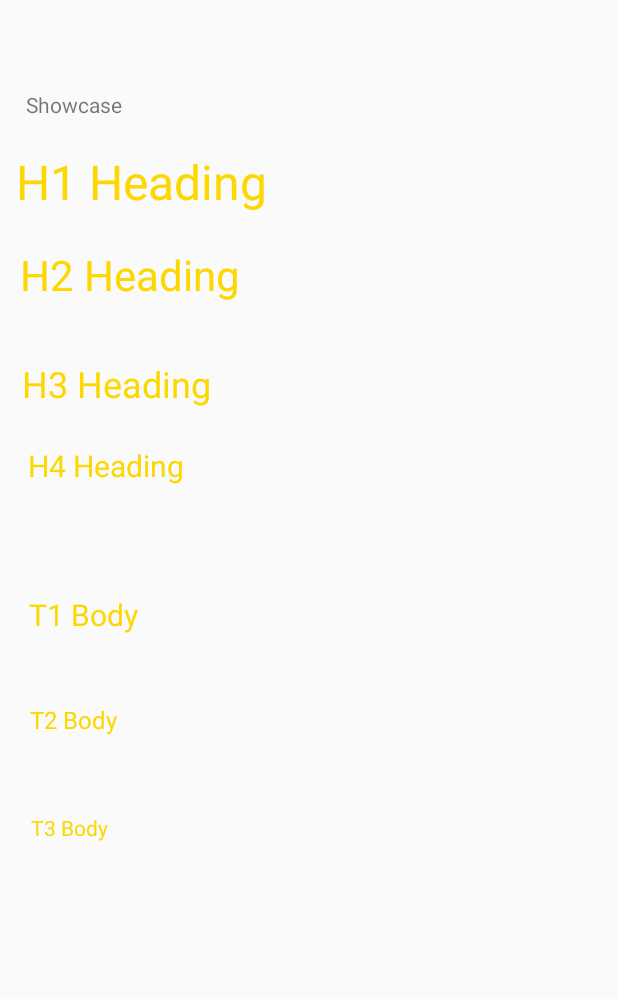
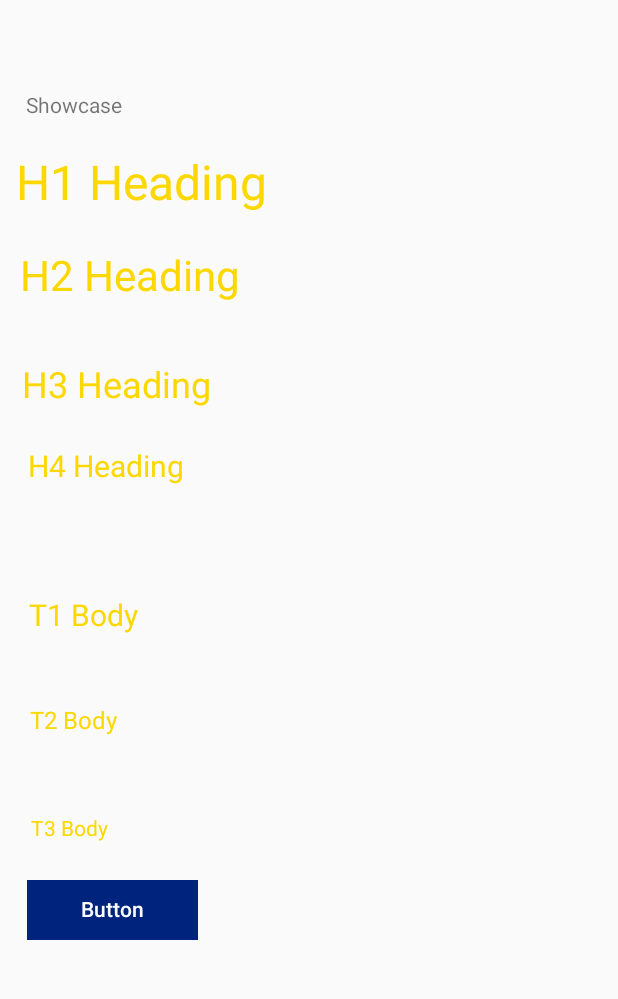
Before and after one commit to SandBoxDeveloper/theme-libary, an Android app: the screen it shows after launch (MainActivity), on a phone screen of 412 x 824 dp, the part 84-1083 px from its top. Run offline under Robolectric (Android 15) with nearby library versions, the phone set to English and light mode, and no system bars.

Commit message:
add theming for button

```diff
--- a/app/src/main/res/layout/activity_main.xml
+++ b/app/src/main/res/layout/activity_main.xml
@@ -106,4 +106,16 @@
         app:layout_constraintTop_toTopOf="parent"
         app:layout_constraintVertical_bias="0.743" />
 
+    <TextView
+        style="?attr/themeproject__themePrimaryButton"
+        android:layout_width="wrap_content"
+        android:layout_height="wrap_content"
+        android:text="@string/button_text"
+        app:layout_constraintBottom_toBottomOf="parent"
+        app:layout_constraintHorizontal_bias="0.048"
+        app:layout_constraintLeft_toLeftOf="parent"
+        app:layout_constraintRight_toRightOf="parent"
+        app:layout_constraintTop_toTopOf="parent"
+        app:layout_constraintVertical_bias="0.823" />
+
 </android.support.constraint.ConstraintLayout>
--- a/app/src/main/res/values/strings.xml
+++ b/app/src/main/res/values/strings.xml
@@ -11,4 +11,6 @@
     <string name="t2_body">T2 Body</string>
     <string name="t3_body">T3 Body</string>
 
+    <string name="button_text">Button</string>
+
 </resources>
--- /dev/null
+++ b/lib-ui-theme/src/main/res/drawable/themeproject__newproduct_button_blue_active.xml
@@ -0,0 +1,12 @@
+<?xml version="1.0" encoding="utf-8"?>
+<layer-list xmlns:android="http://schemas.android.com/apk/res/android">
+    <item
+        android:bottom="4dp"
+        android:left="4dp"
+        android:right="4dp"
+        android:top="4dp">
+        <shape android:shape="rectangle">
+            <solid android:color="@color/themeproject__union_blue" />
+        </shape>
+    </item>
+</layer-list>
--- /dev/null
+++ b/lib-ui-theme/src/main/res/drawable/themeproject__newproduct_button_blue_inactive.xml
@@ -0,0 +1,11 @@
+<layer-list xmlns:android="http://schemas.android.com/apk/res/android">
+    <item
+        android:bottom="4dp"
+        android:left="4dp"
+        android:right="4dp"
+        android:top="4dp">
+        <shape android:shape="rectangle">
+            <solid android:color="@color/themeproject__silver" />
+        </shape>
+    </item>
+</layer-list>
--- /dev/null
+++ b/lib-ui-theme/src/main/res/drawable/themeproject__newproduct_button_blue_tapped.xml
@@ -0,0 +1,18 @@
+<?xml version="1.0" encoding="utf-8"?>
+<layer-list xmlns:android="http://schemas.android.com/apk/res/android">
+    <item
+        android:bottom="4dp"
+        android:left="4dp"
+        android:right="4dp"
+        android:top="4dp">
+        <shape android:shape="rectangle">
+            <solid android:color="@color/themeproject__union_blue" />
+        </shape>
+    </item>
+
+    <item>
+        <shape android:shape="rectangle">
+            <solid android:color="@color/themeproject__union_blue_40" />
+        </shape>
+    </item>
+</layer-list>
--- /dev/null
+++ b/lib-ui-theme/src/main/res/drawable/themeproject__selector_button_primary.xml
@@ -0,0 +1,11 @@
+<?xml version="1.0" encoding="utf-8"?>
+<selector xmlns:android="http://schemas.android.com/apk/res/android" android:enterFadeDuration="@android:integer/config_shortAnimTime" android:exitFadeDuration="@android:integer/config_shortAnimTime">
+
+    <item android:drawable="@drawable/themeproject__standard_button_blue_inactive" android:state_enabled="false" />
+
+    <item android:drawable="@drawable/themeproject__standard_button_blue_tapped" android:state_pressed="true" />
+
+    <item android:drawable="@drawable/themeproject__standard_button_blue_active" android:state_focused="true" />
+
+    <item android:drawable="@drawable/themeproject__standard_button_blue_active" />
+</selector>
--- /dev/null
+++ b/lib-ui-theme/src/main/res/drawable/themeproject__selector_newproduct_button.xml
@@ -0,0 +1,11 @@
+<?xml version="1.0" encoding="utf-8"?>
+<selector xmlns:android="http://schemas.android.com/apk/res/android" android:enterFadeDuration="@android:integer/config_shortAnimTime" android:exitFadeDuration="@android:integer/config_shortAnimTime">
+
+    <item android:drawable="@drawable/themeproject__newproduct_button_blue_inactive" android:state_enabled="false" />
+
+    <item android:drawable="@drawable/themeproject__newproduct_button_blue_tapped" android:state_pressed="true" />
+
+    <item android:drawable="@drawable/themeproject__newproduct_button_blue_active" android:state_focused="true" />
+
+    <item android:drawable="@drawable/themeproject__newproduct_button_blue_active" />
+</selector>
--- /dev/null
+++ b/lib-ui-theme/src/main/res/drawable/themeproject__standard_button_blue_active.xml
@@ -0,0 +1,17 @@
+<?xml version="1.0" encoding="utf-8"?>
+<layer-list xmlns:android="http://schemas.android.com/apk/res/android">
+    <item>
+        <shape android:shape="rectangle">
+            <solid android:color="@color/themeproject__deep_cerulean" />
+            <corners android:radius="24dp" />
+            <padding
+                android:bottom="4dp"
+                android:left="4dp"
+                android:right="4dp"
+                android:top="4dp" />
+        </shape>
+    </item>
+
+    <item android:drawable="@drawable/themeproject__standard_button_blue_inner" />
+
+</layer-list>
--- /dev/null
+++ b/lib-ui-theme/src/main/res/drawable/themeproject__standard_button_blue_inactive.xml
@@ -0,0 +1,6 @@
+<?xml version="1.0" encoding="utf-8"?>
+<shape xmlns:android="http://schemas.android.com/apk/res/android"
+    android:shape="rectangle">
+    <corners android:radius="24dp" />
+    <solid android:color="@color/themeproject__silver" />
+</shape>
--- /dev/null
+++ b/lib-ui-theme/src/main/res/drawable/themeproject__standard_button_blue_inner.xml
@@ -0,0 +1,9 @@
+<?xml version="1.0" encoding="utf-8"?>
+<shape xmlns:android="http://schemas.android.com/apk/res/android"
+    android:shape="rectangle">
+    <corners android:radius="24dp" />
+    <solid android:color="@color/themeproject__deep_cerulean" />
+    <stroke
+        android:width="2dp"
+        android:color="@color/themeproject__deep_cerulean" />
+</shape>
--- /dev/null
+++ b/lib-ui-theme/src/main/res/drawable/themeproject__standard_button_blue_tapped.xml
@@ -0,0 +1,15 @@
+<?xml version="1.0" encoding="utf-8"?>
+<layer-list xmlns:android="http://schemas.android.com/apk/res/android">
+    <item>
+        <shape android:shape="rectangle">
+            <solid android:color="@color/themeproject__endeavour_40" />
+            <corners android:radius="24dp" />
+            <padding
+                android:bottom="4dp"
+                android:left="4dp"
+                android:right="4dp" />
+        </shape>
+    </item>
+
+    <item android:drawable="@drawable/themeproject__standard_button_blue_inner" />
+</layer-list>
--- a/lib-ui-theme/src/main/res/values/attrs.xml
+++ b/lib-ui-theme/src/main/res/values/attrs.xml
@@ -7,4 +7,7 @@
     <attr name="themeproject__themeToolbar" format="reference" />
     <attr name="themeproject__themeToolbarTitle" format="reference" />
 
+    <attr name="themeproject__themePrimaryButton" format="reference" />
+    <attr name="themeproject__themePrimaryButtonLarge" format="reference" />
+
 </resources>
--- a/lib-ui-theme/src/main/res/values/colors.xml
+++ b/lib-ui-theme/src/main/res/values/colors.xml
@@ -4,4 +4,10 @@
     <color name="themeproject__pink">#ff464b</color>
     <color name="themeproject__union_red">#cf142b</color>
     <color name="themeproject__school_bus_yellow">#fcd700</color>
+    <color name="themeproject__union_blue">#00247d</color>
+    <color name="themeproject__union_blue_40">#6600247d</color>
+    <color name="themeproject__silver">#CCCCCC</color>
+    <color name="themeproject__endeavour">#00539F</color>
+    <color name="themeproject__endeavour_40">#6700539F</color>
+    <color name="themeproject__deep_cerulean">#007EB3</color>
 </resources>
--- a/lib-ui-theme/src/main/res/values/styles.xml
+++ b/lib-ui-theme/src/main/res/values/styles.xml
@@ -54,4 +54,10 @@
         <item name="titleTextAppearance">@style/themeproject__Theme.Text.H4</item>
     </style>
 
+    <!-- *************************************************************************************** -->
+    <!-- BUTTON -->
+    <!-- *************************************************************************************** -->
+
+    <style name="themeproject__Theme.Button">
+    </style>
 </resources>
--- a/lib-ui-theme/src/main/res/values/theme_default.xml
+++ b/lib-ui-theme/src/main/res/values/theme_default.xml
@@ -1,7 +1,24 @@
-<resources>
+<resources xmlns:tools="http://schemas.android.com/tools">
     <style name="themeproject__Theme.Default">
         <item name="themeproject__themeName">@string/themeproject__default_theme_name</item>
         <item name="themeproject__themePrimaryColor">@color/themeproject__japanese_laurel</item>
         <item name="themeproject__themeTextColor">@color/themeproject__union_red</item>
+        <item name="themeproject__themePrimaryButton">@style/themeproject__Theme.Default.Button</item>
+    </style>
+
+    <style name="themeproject__Theme.Default.Button" parent="Widget.AppCompat.Button.Borderless">
+        <item name="android:layout_width">wrap_content</item>
+        <item name="android:layout_height">wrap_content</item>
+        <item name="android:textAllCaps">false</item>
+        <item name="android:textSize">@dimen/themeproject__text_t3</item>
+        <item name="android:importantForAccessibility">yes</item>
+        <item name="android:gravity">center</item>
+        <item name="android:background">@drawable/themeproject__selector_button_primary</item>
+        <item name="android:textColor">@android:color/white</item>
+        <item name="android:elevation" tools:targetApi="lollipop">0dp</item>
+        <item name="android:paddingStart">40dp</item>
+        <item name="android:paddingEnd">40dp</item>
+        <item name="android:paddingTop">7dp</item>
+        <item name="android:paddingBottom">9dp</item>
     </style>
 </resources>
--- a/lib-ui-theme/src/main/res/values/theme_newproduct.xml
+++ b/lib-ui-theme/src/main/res/values/theme_newproduct.xml
@@ -1,8 +1,27 @@
-<resources>
+<resources xmlns:tools="http://schemas.android.com/tools">
 
     <style name="themeproject__Theme.NewProduct">
         <item name="themeproject__themeName">@string/themeproject__newproduct_theme_name</item>
         <item name="themeproject__themePrimaryColor">@color/themeproject__pink</item>
         <item name="themeproject__themeTextColor">@color/themeproject__school_bus_yellow</item>
+        <item name="themeproject__themePrimaryButton">@style/themeproject__Theme.NewProduct.Button
+        </item>
+
+    </style>
+
+    <style name="themeproject__Theme.NewProduct.Button" parent="Widget.AppCompat.Button.Borderless">
+        <item name="android:layout_width">wrap_content</item>
+        <item name="android:layout_height">wrap_content</item>
+        <item name="android:textAllCaps">false</item>
+        <item name="android:textSize">@dimen/themeproject__text_t3</item>
+        <item name="android:importantForAccessibility">yes</item>
+        <item name="android:gravity">center</item>
+        <item name="android:background">@drawable/themeproject__selector_newproduct_button</item>
+        <item name="android:textColor">@android:color/white</item>
+        <item name="android:elevation" tools:targetApi="lollipop">0dp</item>
+        <item name="android:paddingStart">40dp</item>
+        <item name="android:paddingEnd">40dp</item>
+        <item name="android:paddingTop">7dp</item>
+        <item name="android:paddingBottom">9dp</item>
     </style>
 </resources>
```
